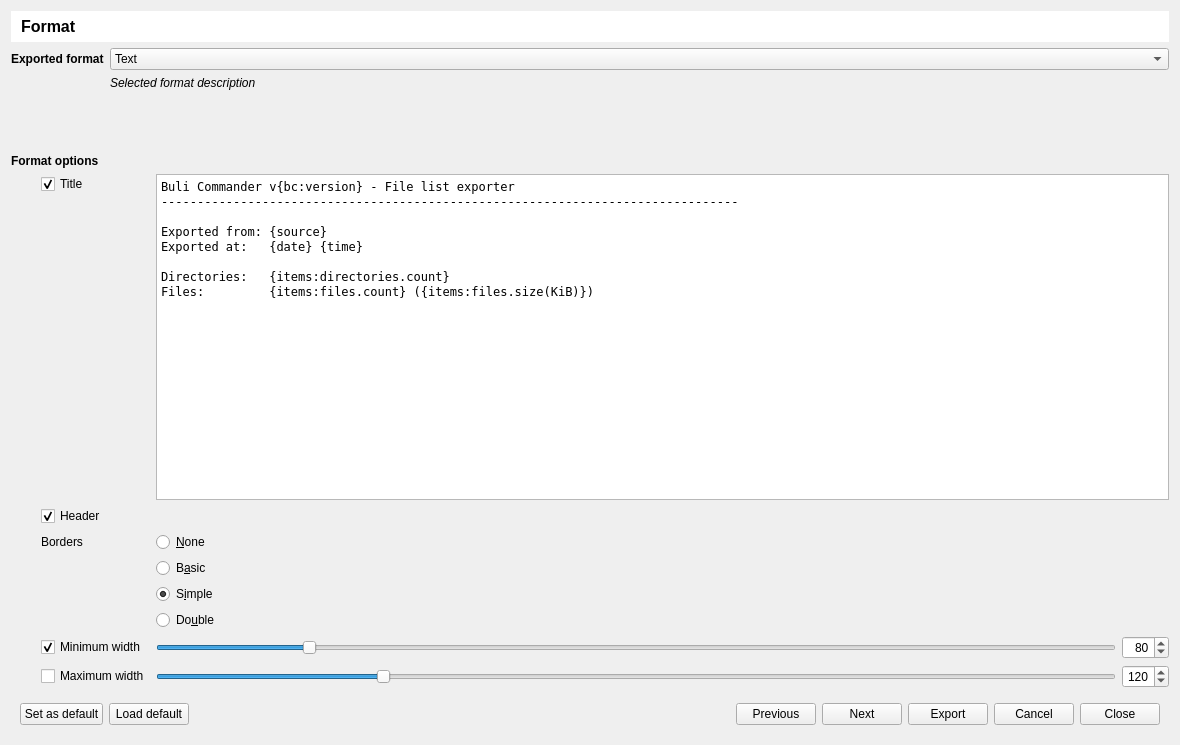
The window that bulicommander/bulicommander/bc/resources/bcexportfiles.ui (Grum999/BuliCommander) describes before a commit, drawn with Qt 5.
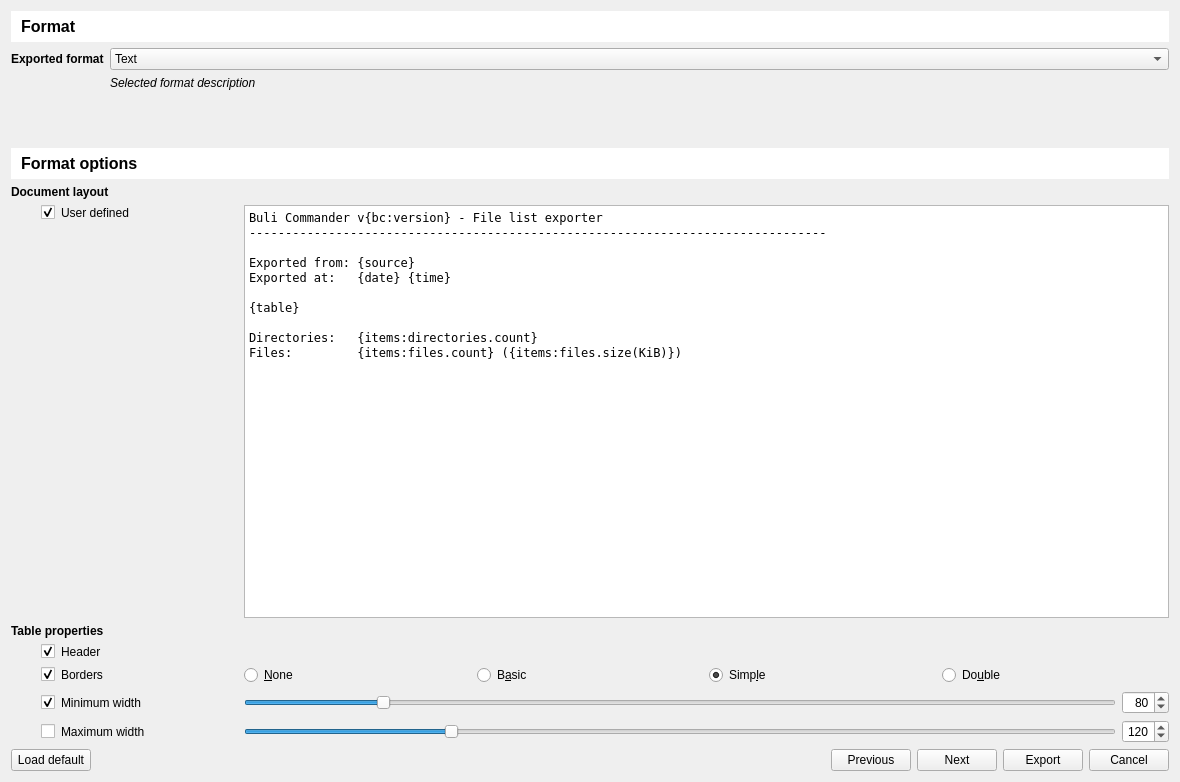
The same window after the commit. The open tabs and pages were chosen to show the change. Icons and pictures are not drawn.

Commit message:
Export file list - UI + Settings
User interface improved (better design + additional controls)
Now save/load defined export from/to BC configuration
Save export to file implemented

. A huge reorganization of code in bcexportfiles module has been made
(UI + Settings + future export format implementation)
. Add settings keys dedicated for export file list

```diff
--- a/bulicommander/bulicommander/bc/resources/bcexportfiles.ui
+++ b/bulicommander/bulicommander/bc/resources/bcexportfiles.ui
@@ -7,7 +7,7 @@
     <x>0</x>
     <y>0</y>
     <width>1180</width>
-    <height>745</height>
+    <height>782</height>
    </rect>
   </property>
   <property name="minimumSize">
@@ -497,7 +497,7 @@
          <property name="minimumSize">
           <size>
            <width>0</width>
-           <height>72</height>
+           <height>66</height>
           </size>
          </property>
          <property name="maximumSize">
@@ -555,7 +555,7 @@
           </property>
           <layout class="QGridLayout" name="gridLayout_3">
            <property name="leftMargin">
-            <number>30</number>
+            <number>0</number>
            </property>
            <property name="topMargin">
             <number>0</number>
@@ -569,7 +569,36 @@
            <property name="verticalSpacing">
             <number>-1</number>
            </property>
-           <item row="6" column="0">
+           <item row="2" column="0" colspan="5">
+            <widget class="QLabel" name="label_10">
+             <property name="font">
+              <font>
+               <weight>75</weight>
+               <bold>true</bold>
+              </font>
+             </property>
+             <property name="text">
+              <string>Table properties</string>
+             </property>
+            </widget>
+           </item>
+           <item row="4" column="0">
+            <widget class="QCheckBox" name="cbFormatTextBorders">
+             <property name="toolTip">
+              <string>&lt;html&gt;&lt;head/&gt;&lt;body&gt;&lt;p&gt;Add borders to table&lt;/p&gt;&lt;p&gt;&lt;span style=&quot; font-style:italic;&quot;&gt;(if unchecked, means &lt;/span&gt;&lt;span style=&quot; font-weight:600; font-style:italic;&quot;&gt;None&lt;/span&gt;&lt;span style=&quot; font-style:italic;&quot;&gt; choice is selected)&lt;/span&gt;&lt;/p&gt;&lt;/body&gt;&lt;/html&gt;</string>
+             </property>
+             <property name="styleSheet">
+              <string notr="true">padding-left: 30px</string>
+             </property>
+             <property name="text">
+              <string>Borders</string>
+             </property>
+             <property name="checked">
+              <bool>true</bool>
+             </property>
+            </widget>
+           </item>
+           <item row="9" column="0">
             <widget class="QCheckBox" name="cbFormatTextMinWidth">
              <property name="sizePolicy">
               <sizepolicy hsizetype="Minimum" vsizetype="Maximum">
@@ -580,6 +609,9 @@
              <property name="toolTip">
               <string>Apply a minimum width (in characters) to exported table</string>
              </property>
+             <property name="styleSheet">
+              <string notr="true">padding-left: 30px</string>
+             </property>
              <property name="text">
               <string>Minimum width</string>
              </property>
@@ -588,51 +620,10 @@
              </property>
             </widget>
            </item>
-           <item row="3" column="1">
-            <widget class="QRadioButton" name="rbFormatTextBorderBasic">
-             <property name="sizePolicy">
-              <sizepolicy hsizetype="Minimum" vsizetype="Maximum">
-               <horstretch>0</horstretch>
-               <verstretch>0</verstretch>
-              </sizepolicy>
-             </property>
-             <property name="toolTip">
-              <string>&lt;html&gt;
-&lt;head/&gt;
-&lt;body&gt;
-&lt;p&gt;Apply a basic border (ASCII characters) to table.&lt;br/&gt;
-&lt;/p&gt;
-&lt;p&gt;
-&lt;span style=&quot; font-style:italic;&quot;&gt;Example&lt;/span&gt;
-&lt;/p&gt;
-&lt;p style=&quot; font-family:'monospace'; font-weight:600;line-height:1;white-space: pre;&quot;&gt;
-&lt;span &gt;+========+========+  
-|Header A|Header B|  
-+========+========+  
-|Row 1.1 |Row 1.2 |  
-|Row 2.1 |Row 2.2 |  
-|Row 3.1 |Row 3.2 |  
-+========+========+
-&lt;/span&gt;
-&lt;/p&gt;
-&lt;/body&gt;
-&lt;/html&gt;</string>
-             </property>
-             <property name="styleSheet">
-              <string notr="true"/>
-             </property>
-             <property name="text">
-              <string>B&amp;asic</string>
-             </property>
-             <attribute name="buttonGroup">
-              <string notr="true">buttonGroupFormatTextBorder</string>
-             </attribute>
-            </widget>
-           </item>
-           <item row="2" column="1">
+           <item row="4" column="1">
             <widget class="QRadioButton" name="rbFormatTextBorderNone">
              <property name="sizePolicy">
-              <sizepolicy hsizetype="Minimum" vsizetype="Maximum">
+              <sizepolicy hsizetype="Preferred" vsizetype="Maximum">
                <horstretch>0</horstretch>
                <verstretch>0</verstretch>
               </sizepolicy>
@@ -673,10 +664,102 @@
              </attribute>
             </widget>
            </item>
-           <item row="4" column="1">
+           <item row="0" column="0" colspan="5">
+            <widget class="QLabel" name="label_4">
+             <property name="font">
+              <font>
+               <weight>75</weight>
+               <bold>true</bold>
+              </font>
+             </property>
+             <property name="styleSheet">
+              <string notr="true"/>
+             </property>
+             <property name="text">
+              <string>Document layout</string>
+             </property>
+            </widget>
+           </item>
+           <item row="1" column="0" alignment="Qt::AlignTop">
+            <widget class="QCheckBox" name="cbFormatTextLayoutUserDefined">
+             <property name="toolTip">
+              <string>&lt;html&gt;&lt;head/&gt;&lt;body&gt;&lt;p&gt;Set a user defined layout for produced document&lt;/p&gt;&lt;p&gt;&lt;span style=&quot; font-style:italic;&quot;&gt;If not selected, the document will only contains the exported table&lt;/span&gt;&lt;/p&gt;&lt;/body&gt;&lt;/html&gt;</string>
+             </property>
+             <property name="styleSheet">
+              <string notr="true">padding-left: 30px</string>
+             </property>
+             <property name="text">
+              <string>User defined</string>
+             </property>
+             <property name="checked">
+              <bool>true</bool>
+             </property>
+            </widget>
+           </item>
+           <item row="10" column="0">
+            <widget class="QCheckBox" name="cbFormatTextMaxWidth">
+             <property name="sizePolicy">
+              <sizepolicy hsizetype="Minimum" vsizetype="Maximum">
+               <horstretch>0</horstretch>
+               <verstretch>0</verstretch>
+              </sizepolicy>
+             </property>
+             <property name="toolTip">
+              <string>Apply a maximum width (in characters) to exported table</string>
+             </property>
+             <property name="styleSheet">
+              <string notr="true">padding-left: 30px</string>
+             </property>
+             <property name="text">
+              <string>Maximum width</string>
+             </property>
+            </widget>
+           </item>
+           <item row="1" column="1" colspan="4">
+            <widget class="QPlainTextEdit" name="teFormatTextLayoutUserDefined">
+             <property name="sizePolicy">
+              <sizepolicy hsizetype="Expanding" vsizetype="MinimumExpanding">
+               <horstretch>0</horstretch>
+               <verstretch>0</verstretch>
+              </sizepolicy>
+             </property>
+             <property name="minimumSize">
+              <size>
+               <width>0</width>
+               <height>0</height>
+              </size>
+             </property>
+             <property name="font">
+              <font>
+               <family>DejaVu Sans Mono</family>
+               <pointsize>9</pointsize>
+              </font>
+             </property>
+             <property name="toolTip">
+              <string/>
+             </property>
+             <property name="styleSheet">
+              <string notr="true">padding-left: 0px</string>
+             </property>
+             <property name="plainText">
+              <string>Buli Commander v{bc:version} - File list exporter
+--------------------------------------------------------------------------------
+
+Exported from: {source}
+Exported at:   {date} {time}
+
+{table}
+
+Directories:   {items:directories.count}
+Files:         {items:files.count} ({items:files.size(KiB)})
+</string>
+             </property>
+            </widget>
+           </item>
+           <item row="4" column="3">
             <widget class="QRadioButton" name="rbFormatTextBorderSimple">
              <property name="sizePolicy">
-              <sizepolicy hsizetype="Minimum" vsizetype="Maximum">
+              <sizepolicy hsizetype="Preferred" vsizetype="Maximum">
                <horstretch>0</horstretch>
                <verstretch>0</verstretch>
               </sizepolicy>
@@ -707,7 +790,7 @@
               <string notr="true"/>
              </property>
              <property name="text">
-              <string>S&amp;imple</string>
+              <string>Simp&amp;le</string>
              </property>
              <property name="checked">
               <bool>true</bool>
@@ -717,7 +800,7 @@
              </attribute>
             </widget>
            </item>
-           <item row="1" column="0">
+           <item row="3" column="0" colspan="5">
             <widget class="QCheckBox" name="cbFormatTextHeader">
              <property name="sizePolicy">
               <sizepolicy hsizetype="Minimum" vsizetype="Maximum">
@@ -729,7 +812,7 @@
               <string>&lt;html&gt;&lt;head/&gt;&lt;body&gt;&lt;p&gt;Add header (properties names) to exported table&lt;/p&gt;&lt;/body&gt;&lt;/html&gt;</string>
              </property>
              <property name="styleSheet">
-              <string notr="true"/>
+              <string notr="true">padding-left: 30px</string>
              </property>
              <property name="text">
               <string>Header</string>
@@ -739,132 +822,7 @@
              </property>
             </widget>
            </item>
-           <item row="0" column="1">
-            <widget class="QPlainTextEdit" name="teFormatTextTitle">
-             <property name="sizePolicy">
-              <sizepolicy hsizetype="Expanding" vsizetype="MinimumExpanding">
-               <horstretch>0</horstretch>
-               <verstretch>0</verstretch>
-              </sizepolicy>
-             </property>
-             <property name="minimumSize">
-              <size>
-               <width>0</width>
-               <height>0</height>
-              </size>
-             </property>
-             <property name="font">
-              <font>
-               <family>DejaVu Sans Mono</family>
-               <pointsize>9</pointsize>
-              </font>
-             </property>
-             <property name="toolTip">
-              <string/>
-             </property>
-             <property name="styleSheet">
-              <string notr="true">padding-left: 0px</string>
-             </property>
-             <property name="plainText">
-              <string>Buli Commander v{bc:version} - File list exporter
---------------------------------------------------------------------------------
-
-Exported from: {source}
-Exported at:   {date} {time}
-
-Directories:   {items:directories.count}
-Files:         {items:files.count} ({items:files.size(KiB)})
-</string>
-             </property>
-            </widget>
-           </item>
-           <item row="2" column="0">
-            <widget class="QLabel" name="label_9">
-             <property name="sizePolicy">
-              <sizepolicy hsizetype="Preferred" vsizetype="Maximum">
-               <horstretch>0</horstretch>
-               <verstretch>0</verstretch>
-              </sizepolicy>
-             </property>
-             <property name="font">
-              <font>
-               <weight>50</weight>
-               <italic>false</italic>
-               <bold>false</bold>
-              </font>
-             </property>
-             <property name="styleSheet">
-              <string notr="true"/>
-             </property>
-             <property name="text">
-              <string>Borders</string>
-             </property>
-             <property name="alignment">
-              <set>Qt::AlignLeading|Qt::AlignLeft|Qt::AlignVCenter</set>
-             </property>
-            </widget>
-           </item>
-           <item row="5" column="1">
-            <widget class="QRadioButton" name="rbFormatTextBorderDouble">
-             <property name="sizePolicy">
-              <sizepolicy hsizetype="Minimum" vsizetype="Maximum">
-               <horstretch>0</horstretch>
-               <verstretch>0</verstretch>
-              </sizepolicy>
-             </property>
-             <property name="toolTip">
-              <string>&lt;html&gt;
-&lt;head/&gt;
-&lt;body&gt;
-&lt;p&gt;Apply a double border (UTF-8 characters) to table.&lt;br/&gt;
-&lt;/p&gt;
-&lt;p&gt;
-&lt;span style=&quot; font-style:italic;&quot;&gt;Example&lt;/span&gt;
-&lt;/p&gt;
-&lt;p&gt;
-&lt;span style=&quot; font-style:italic;&quot;&gt;Example&lt;/span&gt;
-&lt;/p&gt;
-&lt;p style=&quot; font-family:'monospace'; font-weight:600;line-height:1;white-space: pre;&quot;&gt;
-&lt;span &gt;╔════════╤════════╗  
-║Header A│Header B║  
-╠════════╪════════╣  
-║Row 1.1 │Row 1.2 ║  
-║Row 2.1 │Row 2.2 ║  
-║Row 3.1 │Row 3.2 ║  
-╚════════╧════════╝
-&lt;/span&gt;
-&lt;/p&gt;
-&lt;/body&gt;
-&lt;/html&gt;</string>
-             </property>
-             <property name="styleSheet">
-              <string notr="true"/>
-             </property>
-             <property name="text">
-              <string>Do&amp;uble</string>
-             </property>
-             <attribute name="buttonGroup">
-              <string notr="true">buttonGroupFormatTextBorder</string>
-             </attribute>
-            </widget>
-           </item>
-           <item row="7" column="0">
-            <widget class="QCheckBox" name="cbFormatTextMaxWidth">
-             <property name="sizePolicy">
-              <sizepolicy hsizetype="Minimum" vsizetype="Maximum">
-               <horstretch>0</horstretch>
-               <verstretch>0</verstretch>
-              </sizepolicy>
-             </property>
-             <property name="toolTip">
-              <string>Apply a maximum width (in characters) to exported table</string>
-             </property>
-             <property name="text">
-              <string>Maximum width</string>
-             </property>
-            </widget>
-           </item>
-           <item row="6" column="1">
+           <item row="9" column="1" colspan="4">
             <widget class="QWidget" name="widget_3" native="true">
              <property name="sizePolicy">
               <sizepolicy hsizetype="MinimumExpanding" vsizetype="Maximum">
@@ -938,7 +896,92 @@
              </layout>
             </widget>
            </item>
-           <item row="7" column="1">
+           <item row="4" column="4">
+            <widget class="QRadioButton" name="rbFormatTextBorderDouble">
+             <property name="sizePolicy">
+              <sizepolicy hsizetype="Preferred" vsizetype="Maximum">
+               <horstretch>0</horstretch>
+               <verstretch>0</verstretch>
+              </sizepolicy>
+             </property>
+             <property name="toolTip">
+              <string>&lt;html&gt;
+&lt;head/&gt;
+&lt;body&gt;
+&lt;p&gt;Apply a double border (UTF-8 characters) to table.&lt;br/&gt;
+&lt;/p&gt;
+&lt;p&gt;
+&lt;span style=&quot; font-style:italic;&quot;&gt;Example&lt;/span&gt;
+&lt;/p&gt;
+&lt;p&gt;
+&lt;span style=&quot; font-style:italic;&quot;&gt;Example&lt;/span&gt;
+&lt;/p&gt;
+&lt;p style=&quot; font-family:'monospace'; font-weight:600;line-height:1;white-space: pre;&quot;&gt;
+&lt;span &gt;╔════════╤════════╗  
+║Header A│Header B║  
+╠════════╪════════╣  
+║Row 1.1 │Row 1.2 ║  
+║Row 2.1 │Row 2.2 ║  
+║Row 3.1 │Row 3.2 ║  
+╚════════╧════════╝
+&lt;/span&gt;
+&lt;/p&gt;
+&lt;/body&gt;
+&lt;/html&gt;</string>
+             </property>
+             <property name="styleSheet">
+              <string notr="true"/>
+             </property>
+             <property name="text">
+              <string>Do&amp;uble</string>
+             </property>
+             <attribute name="buttonGroup">
+              <string notr="true">buttonGroupFormatTextBorder</string>
+             </attribute>
+            </widget>
+           </item>
+           <item row="4" column="2">
+            <widget class="QRadioButton" name="rbFormatTextBorderBasic">
+             <property name="sizePolicy">
+              <sizepolicy hsizetype="Preferred" vsizetype="Maximum">
+               <horstretch>0</horstretch>
+               <verstretch>0</verstretch>
+              </sizepolicy>
+             </property>
+             <property name="toolTip">
+              <string>&lt;html&gt;
+&lt;head/&gt;
+&lt;body&gt;
+&lt;p&gt;Apply a basic border (ASCII characters) to table.&lt;br/&gt;
+&lt;/p&gt;
+&lt;p&gt;
+&lt;span style=&quot; font-style:italic;&quot;&gt;Example&lt;/span&gt;
+&lt;/p&gt;
+&lt;p style=&quot; font-family:'monospace'; font-weight:600;line-height:1;white-space: pre;&quot;&gt;
+&lt;span &gt;+========+========+  
+|Header A|Header B|  
++========+========+  
+|Row 1.1 |Row 1.2 |  
+|Row 2.1 |Row 2.2 |  
+|Row 3.1 |Row 3.2 |  
++========+========+
+&lt;/span&gt;
+&lt;/p&gt;
+&lt;/body&gt;
+&lt;/html&gt;</string>
+             </property>
+             <property name="styleSheet">
+              <string notr="true"/>
+             </property>
+             <property name="text">
+              <string>B&amp;asic</string>
+             </property>
+             <attribute name="buttonGroup">
+              <string notr="true">buttonGroupFormatTextBorder</string>
+             </attribute>
+            </widget>
+           </item>
+           <item row="10" column="1" colspan="4">
             <widget class="QWidget" name="widget_4" native="true">
              <property name="sizePolicy">
               <sizepolicy hsizetype="Preferred" vsizetype="Minimum">
@@ -1009,13 +1052,70 @@
              </layout>
             </widget>
            </item>
-           <item row="0" column="0" alignment="Qt::AlignTop">
-            <widget class="QCheckBox" name="cbFormatTextTitle">
+          </layout>
+         </widget>
+         <widget class="QWidget" name="pageFormatPropertiesTextMD">
+          <property name="styleSheet">
+           <string notr="true"/>
+          </property>
+          <layout class="QGridLayout" name="gridLayout_5">
+           <property name="leftMargin">
+            <number>0</number>
+           </property>
+           <property name="topMargin">
+            <number>0</number>
+           </property>
+           <property name="rightMargin">
+            <number>0</number>
+           </property>
+           <property name="bottomMargin">
+            <number>0</number>
+           </property>
+           <item row="0" column="0" colspan="4">
+            <widget class="QLabel" name="label_9">
+             <property name="font">
+              <font>
+               <weight>75</weight>
+               <bold>true</bold>
+              </font>
+             </property>
+             <property name="text">
+              <string>Document layout</string>
+             </property>
+            </widget>
+           </item>
+           <item row="3" column="0">
+            <widget class="QCheckBox" name="cbFormatTextMDIncludeThumbnails">
+             <property name="sizePolicy">
+              <sizepolicy hsizetype="Maximum" vsizetype="Fixed">
+               <horstretch>0</horstretch>
+               <verstretch>0</verstretch>
+              </sizepolicy>
+             </property>
              <property name="toolTip">
               <string>Add a title to exported content</string>
              </property>
              <property name="text">
-              <string>Title</string>
+              <string>Include thumbnails</string>
+             </property>
+            </widget>
+           </item>
+           <item row="1" column="0" alignment="Qt::AlignTop">
+            <widget class="QCheckBox" name="cbFormatTextMDLayoutUserDefined">
+             <property name="minimumSize">
+              <size>
+               <width>0</width>
+               <height>0</height>
+              </size>
+             </property>
+             <property name="toolTip">
+              <string>&lt;html&gt;&lt;head/&gt;&lt;body&gt;&lt;p&gt;Set a user defined layout for produced document&lt;/p&gt;&lt;p&gt;&lt;span style=&quot; font-style:italic;&quot;&gt;If not selected, the document will only contains the exported table&lt;/span&gt;&lt;/p&gt;&lt;/body&gt;&lt;/html&gt;</string>
+             </property>
+             <property name="styleSheet">
+              <string notr="true">padding-left: 30px</string>
+             </property>
+             <property name="text">
+              <string>User defined</string>
              </property>
              <property name="checked">
               <bool>true</bool>
@@ -1222,7 +1322,7 @@
         </widget>
        </item>
        <item row="3" column="0" colspan="2">
-        <widget class="QLabel" name="label_10">
+        <widget class="QLabel" name="lblFormatOptions">
          <property name="sizePolicy">
           <sizepolicy hsizetype="Preferred" vsizetype="Maximum">
            <horstretch>0</horstretch>
@@ -1231,13 +1331,20 @@
          </property>
          <property name="font">
           <font>
+           <pointsize>12</pointsize>
            <weight>75</weight>
            <bold>true</bold>
           </font>
          </property>
+         <property name="styleSheet">
+          <string notr="true">background-color: palette(light);padding: 6;</string>
+         </property>
          <property name="text">
           <string>Format options</string>
          </property>
+         <property name="margin">
+          <number>4</number>
+         </property>
         </widget>
        </item>
       </layout>
@@ -1403,16 +1510,18 @@
       </sizepolicy>
      </property>
      <layout class="QHBoxLayout" name="horizontalLayout">
-      <item>
-       <widget class="QPushButton" name="pbOptionsSetAsDefault">
-        <property name="toolTip">
-         <string>Set current settings as default settings for file list export</string>
-        </property>
-        <property name="text">
-         <string>Set as default</string>
-        </property>
-       </widget>
-      </item>
+      <property name="leftMargin">
+       <number>0</number>
+      </property>
+      <property name="topMargin">
+       <number>0</number>
+      </property>
+      <property name="rightMargin">
+       <number>0</number>
+      </property>
+      <property name="bottomMargin">
+       <number>0</number>
+      </property>
       <item>
        <widget class="QPushButton" name="pbOptionsLoadDefault">
         <property name="toolTip">
@@ -1489,17 +1598,6 @@
         </property>
        </widget>
       </item>
-      <item>
-       <widget class="QPushButton" name="pbClose">
-        <property name="text">
-         <string>Close</string>
-        </property>
-        <property name="icon">
-         <iconset theme="dialog-close">
-          <normaloff>.</normaloff>.</iconset>
-        </property>
-       </widget>
-      </item>
      </layout>
     </widget>
    </item>
```
Left out of the diff: 192 changed lines with no effect on the pictures. The commit also changes 2 other files.
